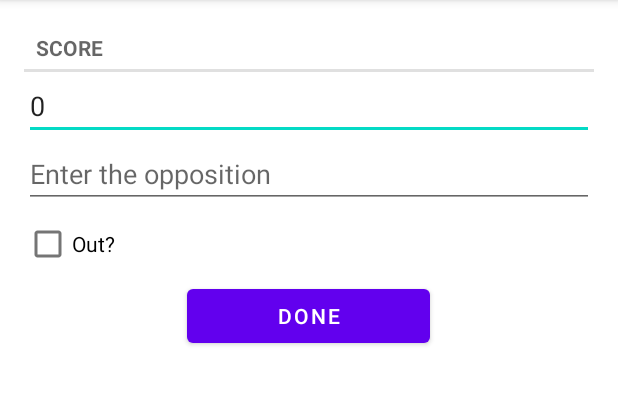
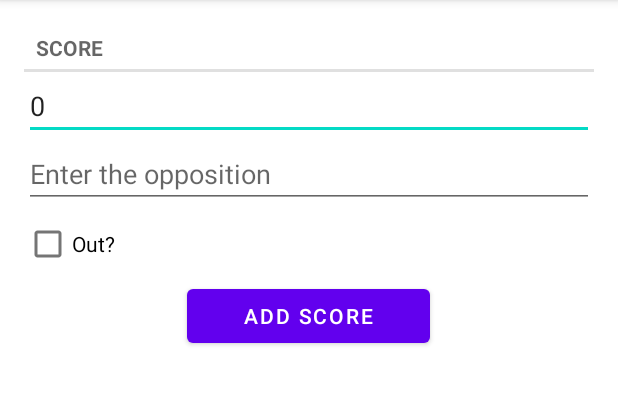
Before and after one commit to vpritamani/finalprojectbattingaverage, an Android app: the screen it shows after launch (ScoreActivity), after a tap on "NEW SCORE", on a phone screen of 412 x 824 dp, the part 84-489 px from its top. Run offline under Robolectric (Android 15) with nearby library versions, the phone set to English and light mode, and no system bars.

Commit message:
Added a 'clear list' option on menu which clear the list and updates the fragment to reflect that. Also changed the 'done' button name to 'addButton' as that is more intuitive for user

```diff
--- a/app/src/main/java/com/example/finalprojectbattingaverage/ScoreFragment.java
+++ b/app/src/main/java/com/example/finalprojectbattingaverage/ScoreFragment.java
@@ -22,11 +22,8 @@ import androidx.fragment.app.Fragment;
 
 
 import androidx.fragment.app.FragmentManager;
-import androidx.recyclerview.widget.LinearLayoutManager;
-import androidx.recyclerview.widget.RecyclerView;
 
 import java.text.DecimalFormat;
-import java.util.List;
 import java.util.UUID;
 
 import static android.widget.CompoundButton.*;
@@ -38,7 +35,7 @@ public class ScoreFragment extends Fragment {
 
     private EditText mScoreField;
     private EditText mOppositionField;
-    private Button mDoneButton;
+    private Button mAddScoreButton;
     private Score mScore;
     private CheckBox mSolvedCheckBox;
 
@@ -120,8 +117,8 @@ public class ScoreFragment extends Fragment {
             fragment = new ScoreFragment();
             fm.beginTransaction().add(R.id.fragment_container, fragment).commit();
         }
-        mDoneButton = (Button) v.findViewById(R.id.buttonToReturn);
-        mDoneButton.setOnClickListener(new View.OnClickListener(){
+        mAddScoreButton = (Button) v.findViewById(R.id.AddScoreButton);
+        mAddScoreButton.setOnClickListener(new View.OnClickListener(){
             @Override
             public void onClick(View v){
                 Intent myIntent = new Intent(getContext(), ScoreListActivity.class);
--- a/app/src/main/java/com/example/finalprojectbattingaverage/ScoreList.java
+++ b/app/src/main/java/com/example/finalprojectbattingaverage/ScoreList.java
@@ -33,6 +33,9 @@ public class ScoreList {
         return new ArrayList<>(mScores.values());
     }
 
+    public void clearList(){
+        mScores.clear();
+    }
 
     public Score getScore(UUID id) {
         if (mScores.containsKey(id)){
--- a/app/src/main/res/layout/fragment_score.xml
+++ b/app/src/main/res/layout/fragment_score.xml
@@ -28,10 +28,10 @@
         android:text="@string/out_or_not_label"/>
 
     <Button
-        android:id="@+id/buttonToReturn"
+        android:id="@+id/AddScoreButton"
         android:layout_width="162dp"
         android:layout_height="wrap_content"
         android:layout_gravity="center"
-        android:text="Done"></Button>
+        android:text="Add Score"></Button>
 
 </LinearLayout>
--- a/app/src/main/res/menu/fragment_score_list.xml
+++ b/app/src/main/res/menu/fragment_score_list.xml
@@ -27,4 +27,9 @@
         android:title="Show Average By Opposition"
         app:showAsAction="ifRoom"/>
 
+    <item
+        android:id="@+id/clear_list"
+        android:title="Clear List"
+        app:showAsAction="ifRoom"/>
+
 </menu>
```
Also changed, not shown: app/src/main/java/com/example/finalprojectbattingaverage/ScoreListFragment.java (+9 -0 lines).
